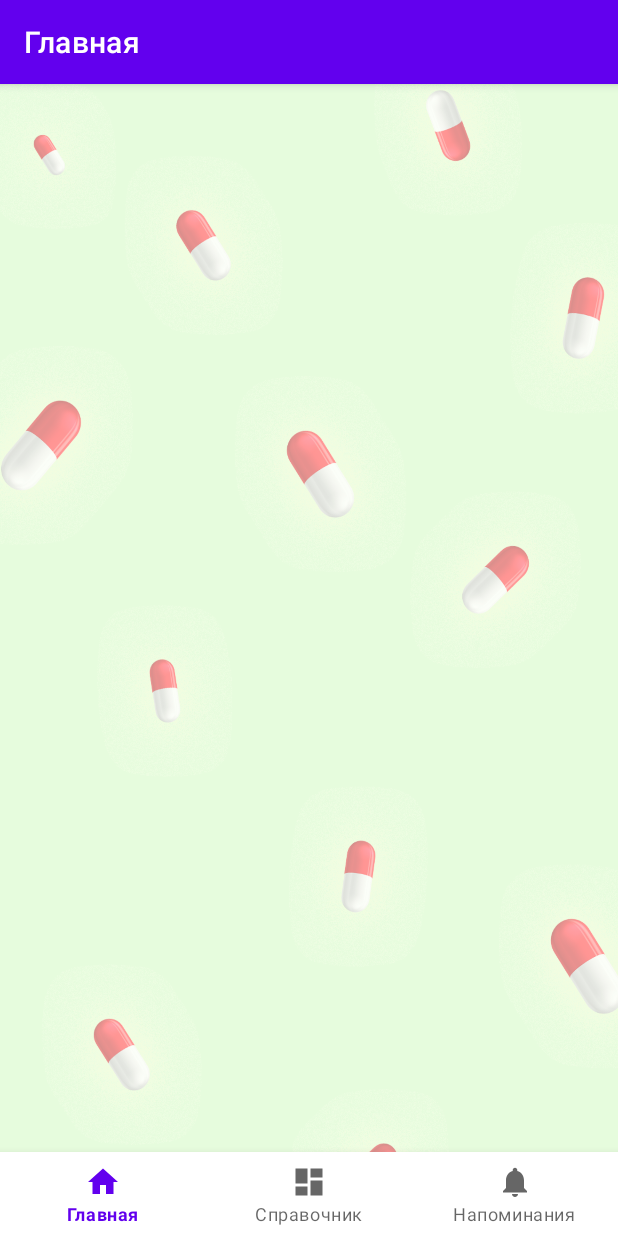
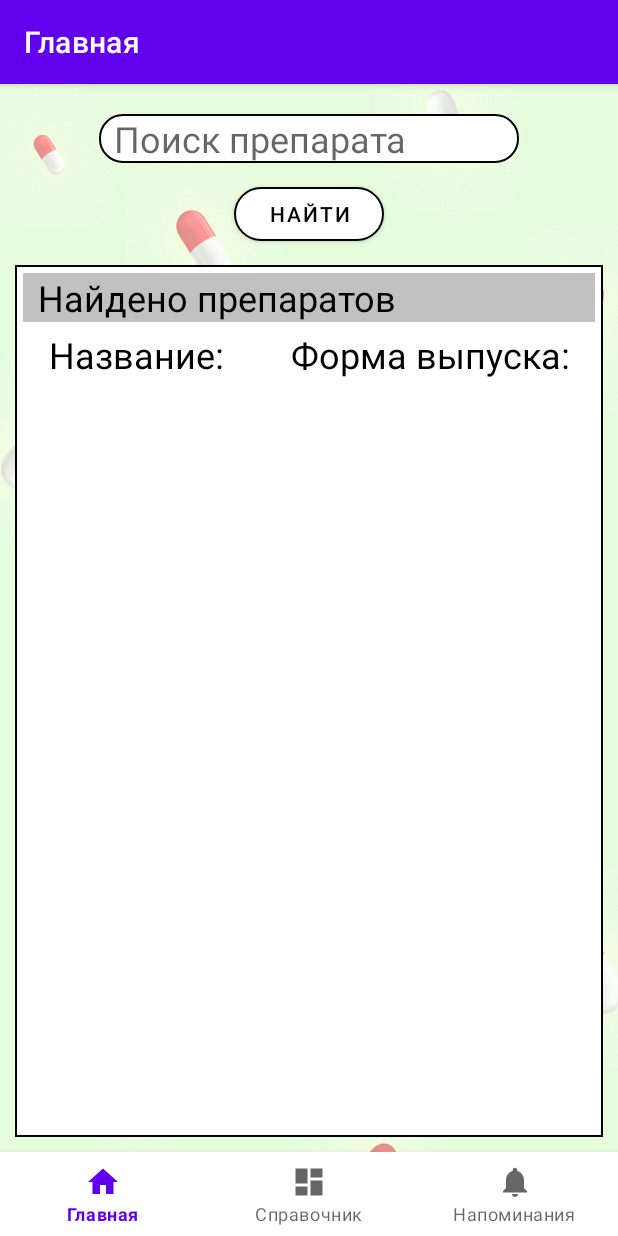
Before and after one commit to ven0n1/MyAidKit, an Android app: the screen it shows after launch (MainActivity), on a phone screen of 412 x 824 dp. Run offline under Robolectric (Android 15) with nearby library versions, the phone set to English and light mode, and no system bars; our stand-ins replace navigation-ui.

Commit message:
home.xml

```diff
--- /dev/null
+++ b/app/src/main/res/drawable/border.xml
@@ -0,0 +1,7 @@
+<?xml version="1.0" encoding="utf-8"?>
+<shape xmlns:android="http://schemas.android.com/apk/res/android">
+    <stroke
+        android:width="1dp"
+        android:color="@color/black" />
+    <solid android:color="#FFFFFF" />
+</shape>
--- /dev/null
+++ b/app/src/main/res/drawable/edittextbackground.xml
@@ -0,0 +1,12 @@
+<?xml version="1.0" encoding="utf-8"?>
+<shape xmlns:android="http://schemas.android.com/apk/res/android">
+    <stroke
+        android:width="1dp"
+        android:color="@color/black" />
+    <solid android:color="#FFFFFF" />
+    <corners
+        android:bottomRightRadius="15dp"
+        android:bottomLeftRadius="15dp"
+        android:topLeftRadius="15dp"
+        android:topRightRadius="15dp" />
+</shape>
--- a/app/src/main/res/layout/fragment_home.xml
+++ b/app/src/main/res/layout/fragment_home.xml
@@ -4,4 +4,102 @@
     xmlns:tools="http://schemas.android.com/tools"
     android:layout_width="match_parent"
     android:layout_height="match_parent"
-    tools:context=".ui.home.HomeFragment" />
+    tools:context=".ui.home.HomeFragment">
+
+    <LinearLayout
+        android:id="@+id/linearLayout2"
+        android:layout_width="0dp"
+        android:layout_height="wrap_content"
+        android:orientation="vertical"
+        app:layout_constraintEnd_toEndOf="parent"
+        app:layout_constraintStart_toStartOf="parent"
+        app:layout_constraintTop_toTopOf="parent">
+
+        <EditText
+            android:id="@+id/HomeSearch"
+            android:layout_width="wrap_content"
+            android:layout_height="wrap_content"
+            android:layout_gravity="center"
+            android:layout_marginTop="20dp"
+            android:autofillHints=""
+            android:background="@drawable/edittextbackground"
+            android:ems="10"
+            android:hint="@string/search"
+            android:inputType="text"
+            android:paddingLeft="10dp"
+            android:paddingRight="10dp"
+            android:textSize="24sp" />
+
+        <Button
+            android:id="@+id/HomeButton"
+            android:layout_width="100dp"
+            android:layout_height="wrap_content"
+            android:layout_gravity="center"
+            android:layout_marginTop="10dp"
+            android:text="@string/find"
+            android:textColor="@color/black"
+            app:backgroundTint="@color/white"
+            app:cornerRadius="20dp"
+            app:strokeColor="@color/black"
+            app:strokeWidth="1dp" />
+
+    </LinearLayout>
+
+    <LinearLayout
+        android:layout_width="0dp"
+        android:layout_height="0dp"
+        android:layout_margin="10dp"
+        android:background="@drawable/border"
+        android:orientation="vertical"
+        app:layout_constraintBottom_toBottomOf="parent"
+        app:layout_constraintEnd_toEndOf="parent"
+        app:layout_constraintStart_toStartOf="parent"
+        app:layout_constraintTop_toBottomOf="@+id/linearLayout2">
+
+        <TextView
+            android:id="@+id/HomeFindText"
+            android:layout_width="match_parent"
+            android:layout_height="wrap_content"
+            android:layout_gravity="center"
+            android:layout_margin="5dp"
+            android:background="#C1C1C1"
+            android:fallbackLineSpacing="false"
+            android:paddingLeft="10dp"
+            android:paddingRight="10dp"
+            android:text="@string/drugfound"
+            android:textColor="@color/black"
+            android:textSize="24sp" />
+
+        <LinearLayout
+            android:layout_width="match_parent"
+            android:layout_height="wrap_content"
+            android:orientation="horizontal">
+
+            <TextView
+                android:id="@+id/HomeNameText"
+                android:layout_width="wrap_content"
+                android:layout_height="wrap_content"
+                android:layout_weight="1"
+                android:gravity="center"
+                android:text="@string/name"
+                android:textColor="@color/black"
+                android:textSize="24sp" />
+
+            <TextView
+                android:id="@+id/HomeFormText"
+                android:layout_width="wrap_content"
+                android:layout_height="wrap_content"
+                android:layout_weight="1"
+                android:gravity="center"
+                android:text="@string/form"
+                android:textColor="@color/black"
+                android:textSize="24sp" />
+        </LinearLayout>
+
+        <ListView
+            android:id="@+id/HomeList"
+            android:layout_width="match_parent"
+            android:layout_height="match_parent" />
+    </LinearLayout>
+
+</androidx.constraintlayout.widget.ConstraintLayout>
--- a/app/src/main/res/values/strings.xml
+++ b/app/src/main/res/values/strings.xml
@@ -8,4 +8,8 @@
     <string name="time">Время:</string>
     <!-- TODO: Remove or change this placeholder text -->
     <string name="hello_blank_fragment">Hello blank fragment</string>
+    <string name="search">Поиск препарата</string>
+    <string name="find">Найти</string>
+    <string name="drugfound">Найдено препаратов</string>
+    <string name="form">Форма выпуска:</string>
 </resources>
```
